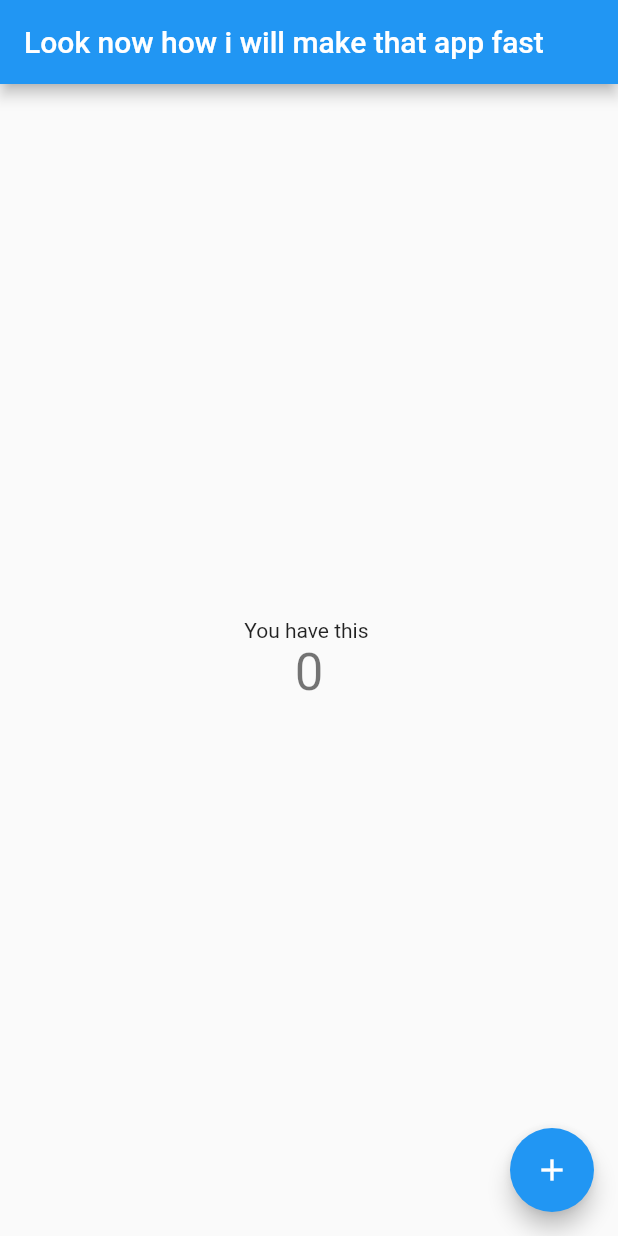
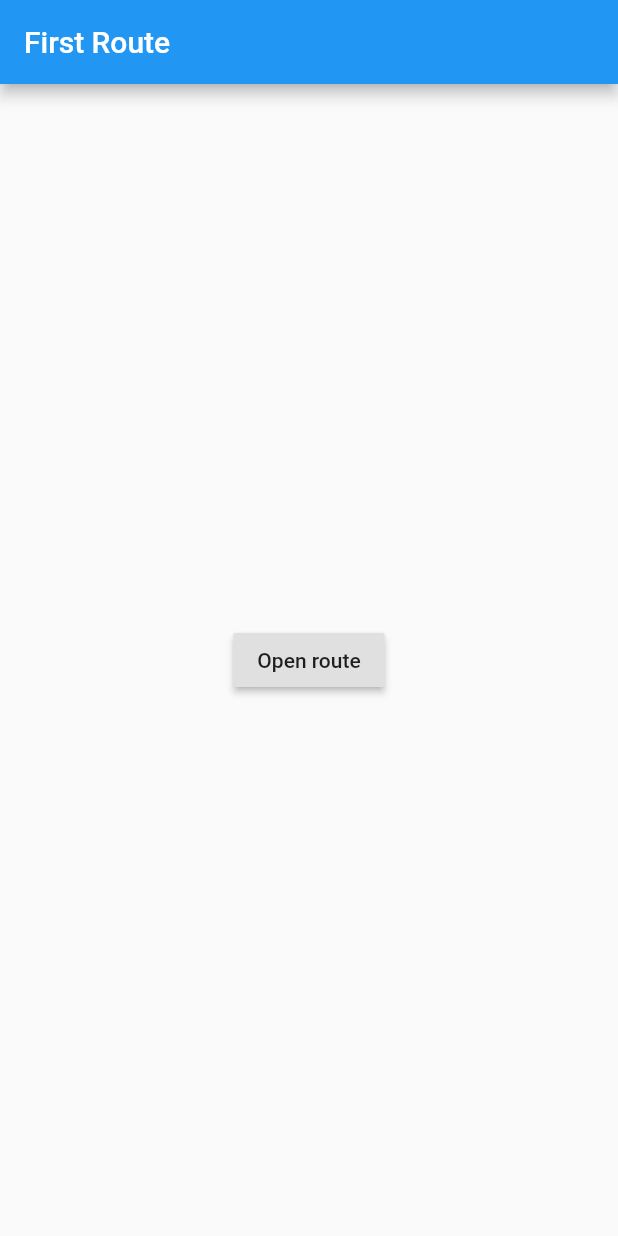
Before and after one commit to HukumBasnet/flutterStart, a Flutter app: the screen it shows after launch, on a phone screen of 412 x 824 dp. Run offline on Flutter 3.47's test engine with Material 2 defaults, Android fonts, the phone set to English and light mode, and no system bars.

```diff
--- a/lib/src/App.dart
+++ b/lib/src/App.dart
@@ -5,11 +5,52 @@ class MyApp extends StatelessWidget {
   @override
   Widget build(BuildContext context) {
     return MaterialApp(
-      title: 'Flutter Demo',
-      theme: ThemeData(
-        primarySwatch: Colors.blue,
+      title: 'Navigation Basices',
+      // theme: ThemeData(
+      //   primarySwatch: Colors.blue,
+      // ),
+      home: FirstRoute(),
+    );
+  }
+}
+
+class FirstRoute extends StatelessWidget {
+  @override
+  Widget build(BuildContext context) {
+    return Scaffold(
+      appBar: AppBar(
+        title: Text('First Route'),
       ),
-      home: MyHomePage(title: 'Look now how i will make that app fast'),
+      body: Center(
+        child: RaisedButton(
+          child: Text('Open route'),
+          onPressed: () {
+            Navigator.push(
+              context,
+              MaterialPageRoute(builder: (context) => SecondRoute()),
+            );
+          },
+        ),
+      ),
+    );
+  }
+}
+
+class SecondRoute extends StatelessWidget {
+  @override
+  Widget build(BuildContext context) {
+    return Scaffold(
+      appBar: AppBar(
+        title: Text("Second Route"),
+      ),
+      body: Center(
+        child: RaisedButton(
+          onPressed: () {
+            Navigator.pop(context);
+          },
+          child: Text('Go back!'),
+        ),
+      ),
     );
   }
 }
```
Also changed, not shown: lib/src/MyHomPage.dart (added).
